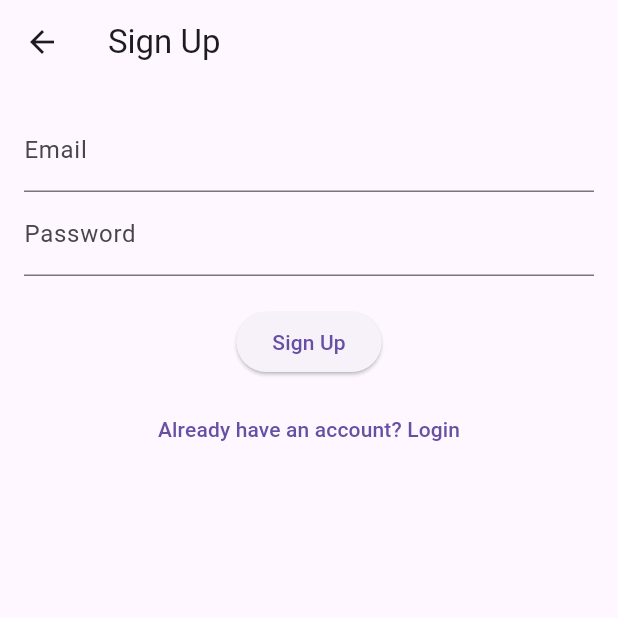
After one commit to kalviumcommunity/S44-0126-Alpha-Full-Stack-With-FlutterAnd-Firebase-CampConnect, a Flutter app: the screen it shows after launch, after a tap on "Don’t have an account? Sign up", on a phone screen of 412 x 824 dp, the top half of it. The commit adds this screen. Run offline on Flutter 3.47's test engine with Material 3 defaults, Android fonts, the phone set to English and light mode, and no system bars; our stand-ins replace cloud_firestore, firebase_auth, firebase_core; accounts and stored records are empty; network calls fail.

Commit message:
feat: integrated Firebase Auth and Firestore with working login and data flow

```diff
--- a/camp_connect/lib/main.dart
+++ b/camp_connect/lib/main.dart
@@ -1,7 +1,11 @@
-import 'package:camp_connect/screens/responsive_home.dart';
+import 'package:camp_connect/screens/login_screen.dart';
 import 'package:flutter/material.dart';
+import 'package:firebase_core/firebase_core.dart';
+import 'firebase_options.dart';
 
-void main() {
+void main() async {
+  WidgetsFlutterBinding.ensureInitialized();
+  await Firebase.initializeApp(options: DefaultFirebaseOptions.currentPlatform);
   runApp(const MyApp());
 }
 
@@ -14,7 +18,7 @@ class MyApp extends StatelessWidget {
       title: 'CampConnect',
       debugShowCheckedModeBanner: false,
       theme: ThemeData(primarySwatch: Colors.indigo),
-      home: const ResponsiveHome(),
+      home: LoginScreen(),
     );
   }
 }
--- /dev/null
+++ b/camp_connect/lib/screens/login_screen.dart
@@ -0,0 +1,84 @@
+import 'package:flutter/material.dart';
+import '../services/auth_service.dart';
+import 'home_screen.dart';
+import 'signup_screen.dart';
+
+class LoginScreen extends StatelessWidget {
+  LoginScreen({super.key});
+
+  final TextEditingController emailCtrl = TextEditingController();
+  final TextEditingController passCtrl = TextEditingController();
+
+  @override
+  Widget build(BuildContext context) {
+    return Scaffold(
+      appBar: AppBar(title: const Text("Login"), centerTitle: true),
+      body: Padding(
+        padding: const EdgeInsets.all(16),
+        child: Column(
+          mainAxisAlignment: MainAxisAlignment.center,
+          children: [
+            TextField(
+              controller: emailCtrl,
+              keyboardType: TextInputType.emailAddress,
+              decoration: const InputDecoration(
+                labelText: "Email",
+                border: OutlineInputBorder(),
+              ),
+            ),
+
+            const SizedBox(height: 12),
+
+            TextField(
+              controller: passCtrl,
+              obscureText: true,
+              decoration: const InputDecoration(
+                labelText: "Password",
+                border: OutlineInputBorder(),
+              ),
+            ),
+
+            const SizedBox(height: 20),
+
+            ElevatedButton(
+              onPressed: () async {
+                if (!context.mounted) return;
+
+                final user = await AuthService().login(
+                  emailCtrl.text.trim(),
+                  passCtrl.text.trim(),
+                );
+
+                if (!context.mounted) return;
+
+                if (user != null) {
+                  Navigator.pushReplacement(
+                    context,
+                    MaterialPageRoute(builder: (_) => const HomeScreen()),
+                  );
+                } else {
+                  ScaffoldMessenger.of(
+                    context,
+                  ).showSnackBar(const SnackBar(content: Text("Login failed")));
+                }
+              },
+              child: const Text("Login"),
+            ),
+
+            const SizedBox(height: 10),
+
+            TextButton(
+              onPressed: () {
+                Navigator.push(
+                  context,
+                  MaterialPageRoute(builder: (_) => SignupScreen()),
+                );
+              },
+              child: const Text("Don’t have an account? Sign up"),
+            ),
+          ],
+        ),
+      ),
+    );
+  }
+}
--- /dev/null
+++ b/camp_connect/lib/screens/signup_screen.dart
@@ -0,0 +1,64 @@
+import 'package:flutter/material.dart';
+import '../services/auth_service.dart';
+import 'home_screen.dart';
+import 'login_screen.dart';
+
+class SignupScreen extends StatelessWidget {
+  SignupScreen({super.key});
+
+  final emailCtrl = TextEditingController();
+  final passCtrl = TextEditingController();
+
+  @override
+  Widget build(BuildContext context) {
+    return Scaffold(
+      appBar: AppBar(title: const Text("Sign Up")),
+      body: Padding(
+        padding: const EdgeInsets.all(16),
+        child: Column(
+          children: [
+            TextField(
+              controller: emailCtrl,
+              decoration: const InputDecoration(labelText: "Email"),
+            ),
+            TextField(
+              controller: passCtrl,
+              decoration: const InputDecoration(labelText: "Password"),
+              obscureText: true,
+            ),
+            const SizedBox(height: 20),
+
+            ElevatedButton(
+              onPressed: () async {
+                final user = await AuthService().signUp(
+                  emailCtrl.text,
+                  passCtrl.text,
+                );
+
+                if (user != null && context.mounted) {
+                  Navigator.pushReplacement(
+                    context,
+                    MaterialPageRoute(builder: (_) => const HomeScreen()),
+                  );
+                }
+              },
+              child: const Text("Sign Up"),
+            ),
+
+            const SizedBox(height: 10),
+
+            TextButton(
+              onPressed: () {
+                Navigator.pushReplacement(
+                  context,
+                  MaterialPageRoute(builder: (_) => LoginScreen()),
+                );
+              },
+              child: const Text("Already have an account? Login"),
+            ),
+          ],
+        ),
+      ),
+    );
+  }
+}
--- /dev/null
+++ b/camp_connect/lib/services/auth_service.dart
@@ -0,0 +1,36 @@
+import 'package:firebase_auth/firebase_auth.dart';
+import 'dart:developer' as developer;
+
+class AuthService {
+  final FirebaseAuth _auth = FirebaseAuth.instance;
+
+  Future<User?> signUp(String email, String password) async {
+    try {
+      final cred = await _auth.createUserWithEmailAndPassword(
+        email: email,
+        password: password,
+      );
+      return cred.user;
+    } catch (e) {
+      developer.log(e.toString(), name: 'AuthService.signUp');
+      return null;
+    }
+  }
+
+  Future<User?> login(String email, String password) async {
+    try {
+      final cred = await _auth.signInWithEmailAndPassword(
+        email: email,
+        password: password,
+      );
+      return cred.user;
+    } catch (e) {
+      developer.log(e.toString(), name: 'AuthService.login');
+      return null;
+    }
+  }
+
+  Future<void> logout() async {
+    await _auth.signOut();
+  }
+}
--- a/camp_connect/pubspec.yaml
+++ b/camp_connect/pubspec.yaml
@@ -2,7 +2,7 @@ name: camp_connect
 description: "A new Flutter project."
 # The following line prevents the package from being accidentally published to
 # pub.dev using `flutter pub publish`. This is preferred for private packages.
-publish_to: 'none' # Remove this line if you wish to publish to pub.dev
+publish_to: "none" # Remove this line if you wish to publish to pub.dev
 
 # The following defines the version and build number for your application.
 # A version number is three numbers separated by dots, like 1.2.43
@@ -30,6 +30,9 @@ environment:
 dependencies:
   flutter:
     sdk: flutter
+  firebase_core: ^4.4.0
+  firebase_auth: ^6.1.4
+  cloud_firestore: ^6.1.2
 
   # The following adds the Cupertino Icons font to your application.
   # Use with the CupertinoIcons class for iOS style icons.
@@ -51,7 +54,6 @@ dev_dependencies:
 
 # The following section is specific to Flutter packages.
 flutter:
-
   # The following line ensures that the Material Icons font is
   # included with your application, so that you can use the icons in
   # the material Icons class.
```
Also changed, not shown: camp_connect/lib/screens/home_screen.dart (added, +41 -0 lines), camp_connect/lib/services/firestore_service.dart (added, +23 -0 lines), camp_connect/lib/firebase_options.dart (added), camp_connect/pubspec.lock, 8 other files.
